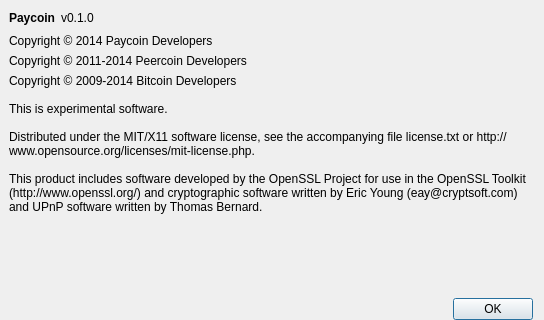
Old version of the form src/qt/forms/aboutdialog.ui in the repository PaycoinFoundation/paycoin; both pictures show x 0 to 544 and y 168 to 488 of the 544 by 488 pixel window.
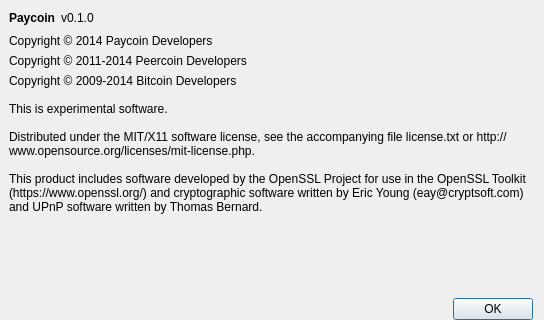
New version of the form. Icons and pictures are not drawn.

Commit message:
Update HTTP to HTTPS
Update any links confirmed working for HTTPS

```diff
--- a/src/qt/forms/aboutdialog.ui
+++ b/src/qt/forms/aboutdialog.ui
@@ -136,7 +136,7 @@
 
 Distributed under the MIT/X11 software license, see the accompanying file license.txt or http://www.opensource.org/licenses/mit-license.php.
 
-This product includes software developed by the OpenSSL Project for use in the OpenSSL Toolkit (http://www.openssl.org/) and cryptographic software written by Eric Young (eay@cryptsoft.com) and UPnP software written by Thomas Bernard.</string>
+This product includes software developed by the OpenSSL Project for use in the OpenSSL Toolkit (https://www.openssl.org/) and cryptographic software written by Eric Young (eay@cryptsoft.com) and UPnP software written by Thomas Bernard.</string>
        </property>
        <property name="wordWrap">
         <bool>true</bool>
```
The commit also changes 84 other files.
